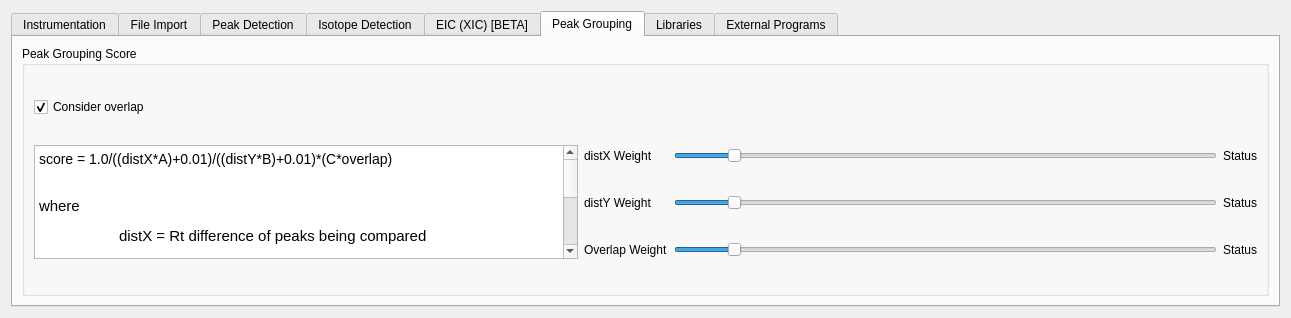
Before: the Qt Designer form mzroll/forms/settingsform.ui in ElucidataInc/ElMaven, drawn with Qt 5.
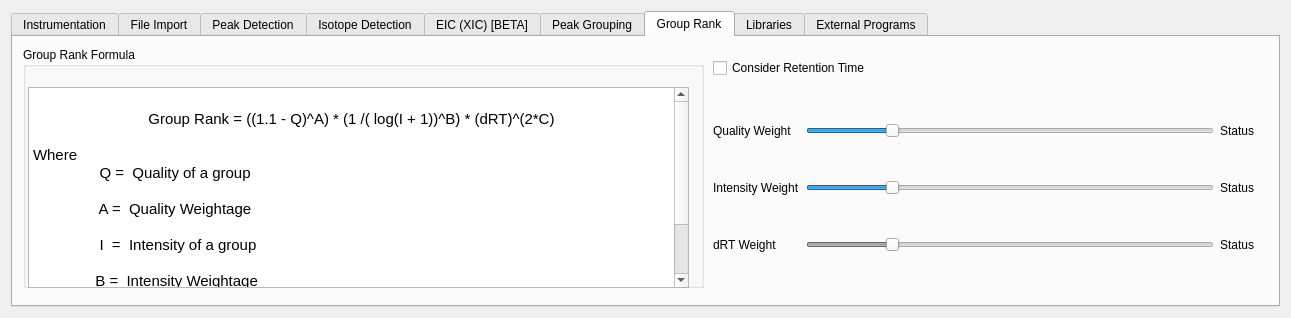
After: the same form once the commit is applied. Icons and pictures are not drawn.

Commit message:
UI: Add UI for Group Rank tab in Options Dialog #217
Backend functionality for this tab does not exist yet

Issue: #217

What changed in the file:
```diff
--- a/mzroll/forms/settingsform.ui
+++ b/mzroll/forms/settingsform.ui
@@ -20,10 +20,10 @@
    <string>Options</string>
   </property>
   <layout class="QGridLayout" name="gridLayout">
-   <item row="0" column="0">
+   <item row="1" column="0">
     <widget class="QTabWidget" name="tabWidget">
      <property name="currentIndex">
-      <number>5</number>
+      <number>6</number>
      </property>
      <widget class="QWidget" name="instrumentationOptions">
       <attribute name="title">
@@ -912,6 +912,170 @@
        </item>
       </layout>
      </widget>
+     <widget class="QWidget" name="tab_3">
+      <attribute name="title">
+       <string>Group Rank</string>
+      </attribute>
+      <widget class="QGroupBox" name="groupBox_5">
+       <property name="geometry">
+        <rect>
+         <x>10</x>
+         <y>10</y>
+         <width>681</width>
+         <height>241</height>
+        </rect>
+       </property>
+       <property name="title">
+        <string>Group Rank Formula</string>
+       </property>
+       <widget class="QTextBrowser" name="textBrowser_2">
+        <property name="geometry">
+         <rect>
+          <x>5</x>
+          <y>40</y>
+          <width>661</width>
+          <height>201</height>
+         </rect>
+        </property>
+        <property name="html">
+         <string>&lt;!DOCTYPE HTML PUBLIC &quot;-//W3C//DTD HTML 4.0//EN&quot; &quot;http://www.w3.org/TR/REC-html40/strict.dtd&quot;&gt;
+&lt;html&gt;&lt;head&gt;&lt;meta name=&quot;qrichtext&quot; content=&quot;1&quot; /&gt;&lt;style type=&quot;text/css&quot;&gt;
+p, li { white-space: pre-wrap; }
+&lt;/style&gt;&lt;/head&gt;&lt;body style=&quot; font-family:'Ubuntu'; font-size:11pt; font-weight:400; font-style:normal;&quot;&gt;
+&lt;p align=&quot;center&quot; style=&quot;-qt-paragraph-type:empty; margin-top:0px; margin-bottom:0px; margin-left:0px; margin-right:0px; -qt-block-indent:0; text-indent:0px;&quot;&gt;&lt;br /&gt;&lt;/p&gt;
+&lt;p align=&quot;center&quot; style=&quot; margin-top:0px; margin-bottom:0px; margin-left:0px; margin-right:0px; -qt-block-indent:0; text-indent:0px;&quot;&gt;Group Rank = ((1.1 - Q)^A) * (1 /( log(I + 1))^B) * (dRT)^(2*C)&lt;/p&gt;
+&lt;p align=&quot;center&quot; style=&quot;-qt-paragraph-type:empty; margin-top:0px; margin-bottom:0px; margin-left:0px; margin-right:0px; -qt-block-indent:0; text-indent:0px;&quot;&gt;&lt;br /&gt;&lt;/p&gt;
+&lt;p style=&quot; margin-top:0px; margin-bottom:0px; margin-left:0px; margin-right:0px; -qt-block-indent:0; text-indent:0px;&quot;&gt;Where   &lt;/p&gt;
+&lt;p style=&quot; margin-top:0px; margin-bottom:0px; margin-left:0px; margin-right:0px; -qt-block-indent:0; text-indent:0px;&quot;&gt;                Q =  Quality of a group &lt;/p&gt;
+&lt;p style=&quot;-qt-paragraph-type:empty; margin-top:0px; margin-bottom:0px; margin-left:0px; margin-right:0px; -qt-block-indent:0; text-indent:0px;&quot;&gt;&lt;br /&gt;&lt;/p&gt;
+&lt;p style=&quot; margin-top:0px; margin-bottom:0px; margin-left:0px; margin-right:0px; -qt-block-indent:0; text-indent:0px;&quot;&gt;                A =  Quality Weightage&lt;/p&gt;
+&lt;p style=&quot;-qt-paragraph-type:empty; margin-top:0px; margin-bottom:0px; margin-left:0px; margin-right:0px; -qt-block-indent:0; text-indent:0px;&quot;&gt;&lt;br /&gt;&lt;/p&gt;
+&lt;p style=&quot; margin-top:0px; margin-bottom:0px; margin-left:0px; margin-right:0px; -qt-block-indent:0; text-indent:0px;&quot;&gt;                I  =  Intensity of a group   &lt;/p&gt;
+&lt;p style=&quot;-qt-paragraph-type:empty; margin-top:0px; margin-bottom:0px; margin-left:0px; margin-right:0px; -qt-block-indent:0; text-indent:0px;&quot;&gt;&lt;br /&gt;&lt;/p&gt;
+&lt;p style=&quot; margin-top:0px; margin-bottom:0px; margin-left:0px; margin-right:0px; -qt-block-indent:0; text-indent:0px;&quot;&gt;               B =  Intensity Weightage&lt;/p&gt;
+&lt;p style=&quot;-qt-paragraph-type:empty; margin-top:0px; margin-bottom:0px; margin-left:0px; margin-right:0px; -qt-block-indent:0; text-indent:0px;&quot;&gt;&lt;br /&gt;&lt;/p&gt;
+&lt;p style=&quot; margin-top:0px; margin-bottom:0px; margin-left:0px; margin-right:0px; -qt-block-indent:0; text-indent:0px;&quot;&gt;               dRT = Difference between compound retention time and group mean retention time&lt;/p&gt;
+&lt;p style=&quot;-qt-paragraph-type:empty; margin-top:0px; margin-bottom:0px; margin-left:0px; margin-right:0px; -qt-block-indent:0; text-indent:0px;&quot;&gt;&lt;br /&gt;&lt;/p&gt;
+&lt;p style=&quot; margin-top:0px; margin-bottom:0px; margin-left:0px; margin-right:0px; -qt-block-indent:0; text-indent:0px;&quot;&gt;               C =  dRT Weightage&lt;/p&gt;&lt;/body&gt;&lt;/html&gt;</string>
+        </property>
+       </widget>
+      </widget>
+      <widget class="QWidget" name="gridLayoutWidget">
+       <property name="geometry">
+        <rect>
+         <x>700</x>
+         <y>50</y>
+         <width>541</width>
+         <height>201</height>
+        </rect>
+       </property>
+       <layout class="QGridLayout" name="gridLayout_14">
+        <item row="1" column="1">
+         <widget class="QSlider" name="horizontalSlider_2">
+          <property name="maximum">
+           <number>50</number>
+          </property>
+          <property name="value">
+           <number>10</number>
+          </property>
+          <property name="sliderPosition">
+           <number>10</number>
+          </property>
+          <property name="orientation">
+           <enum>Qt::Horizontal</enum>
+          </property>
+         </widget>
+        </item>
+        <item row="0" column="1">
+         <widget class="QSlider" name="horizontalSlider">
+          <property name="maximum">
+           <number>50</number>
+          </property>
+          <property name="value">
+           <number>10</number>
+          </property>
+          <property name="sliderPosition">
+           <number>10</number>
+          </property>
+          <property name="orientation">
+           <enum>Qt::Horizontal</enum>
+          </property>
+         </widget>
+        </item>
+        <item row="1" column="2">
+         <widget class="QLabel" name="label_36">
+          <property name="text">
+           <string>Status</string>
+          </property>
+         </widget>
+        </item>
+        <item row="0" column="0">
+         <widget class="QLabel" name="label_32">
+          <property name="text">
+           <string>Quality Weight</string>
+          </property>
+         </widget>
+        </item>
+        <item row="2" column="1">
+         <widget class="QSlider" name="horizontalSlider_3">
+          <property name="enabled">
+           <bool>false</bool>
+          </property>
+          <property name="maximum">
+           <number>50</number>
+          </property>
+          <property name="value">
+           <number>10</number>
+          </property>
+          <property name="orientation">
+           <enum>Qt::Horizontal</enum>
+          </property>
+         </widget>
+        </item>
+        <item row="2" column="2">
+         <widget class="QLabel" name="label_37">
+          <property name="text">
+           <string>Status</string>
+          </property>
+         </widget>
+        </item>
+        <item row="0" column="2">
+         <widget class="QLabel" name="label_35">
+          <property name="text">
+           <string>Status</string>
+          </property>
+         </widget>
+        </item>
+        <item row="2" column="0">
+         <widget class="QLabel" name="label_34">
+          <property name="text">
+           <string>dRT Weight</string>
+          </property>
+         </widget>
+        </item>
+        <item row="1" column="0">
+         <widget class="QLabel" name="label_33">
+          <property name="text">
+           <string>Intensity Weight</string>
+          </property>
+         </widget>
+        </item>
+       </layout>
+      </widget>
+      <widget class="QCheckBox" name="checkBox">
+       <property name="geometry">
+        <rect>
+         <x>700</x>
+         <y>20</y>
+         <width>199</width>
+         <height>22</height>
+        </rect>
+       </property>
+       <property name="text">
+        <string>Consider Retention Time</string>
+       </property>
+      </widget>
+     </widget>
      <widget class="QWidget" name="Libraries">
       <attribute name="title">
        <string>Libraries</string>
```
